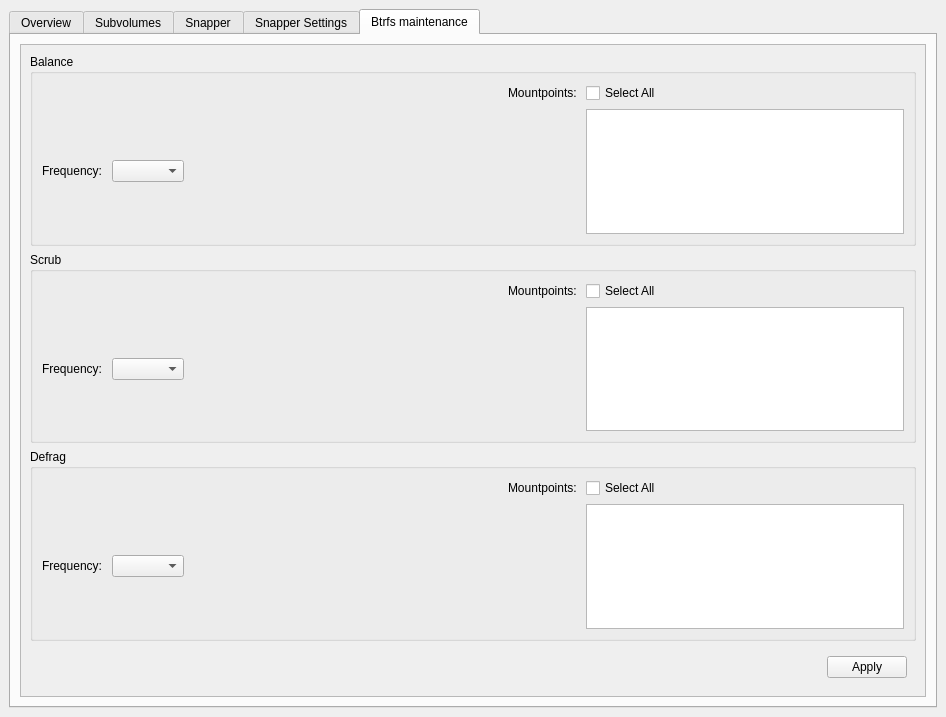
Before: the Qt Designer form src/ui/MainWindow.ui in bkmo/btrfs-assistant-bkmo, drawn with Qt 5.
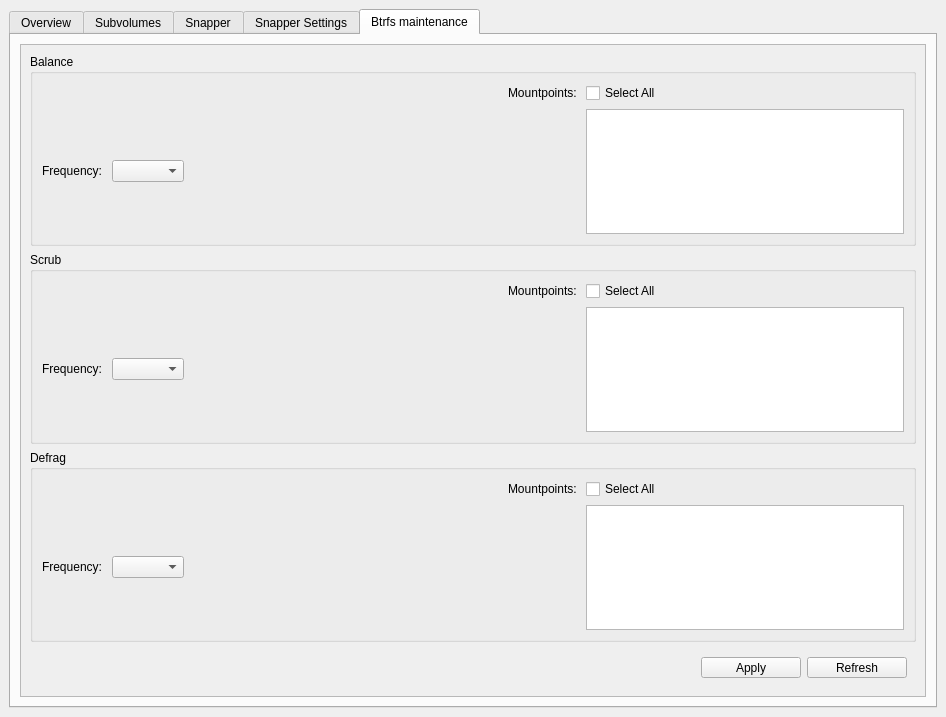
After: the same form once the commit is applied. The open tabs and pages were chosen to show the change. Icons and pictures are not drawn. Custom widgets are drawn as their Qt base class.

Commit message: Add refresh to BM tab

Diff of the .ui file:
```diff
--- a/src/ui/MainWindow.ui
+++ b/src/ui/MainWindow.ui
@@ -1583,12 +1583,45 @@
                 </spacer>
                </item>
                <item>
-                <widget class="QPushButton" name="pushButton_bmApply">
+                <widget class="QToolButton" name="toolButton_bmApply">
+                 <property name="minimumSize">
+                  <size>
+                   <width>100</width>
+                   <height>0</height>
+                  </size>
+                 </property>
                  <property name="toolTip">
                   <string>&lt;html&gt;&lt;head/&gt;&lt;body&gt;&lt;p&gt;Update Btrfs Maintenance config file and call service to load new settings.&lt;/p&gt;&lt;/body&gt;&lt;/html&gt;</string>
                  </property>
                  <property name="text">
                   <string>Apply</string>
+                 </property>
+                 <property name="icon">
+                  <iconset resource="../../icons/icons.qrc">
+                   <normaloff>:/icons/checkmark.png</normaloff>:/icons/checkmark.png</iconset>
+                 </property>
+                 <property name="toolButtonStyle">
+                  <enum>Qt::ToolButtonTextUnderIcon</enum>
+                 </property>
+                </widget>
+               </item>
+               <item>
+                <widget class="QToolButton" name="toolButton_bmRefresh">
+                 <property name="minimumSize">
+                  <size>
+                   <width>100</width>
+                   <height>0</height>
+                  </size>
+                 </property>
+                 <property name="text">
+                  <string>Refresh</string>
+                 </property>
+                 <property name="icon">
+                  <iconset resource="../../icons/icons.qrc">
+                   <normaloff>:/icons/reload.png</normaloff>:/icons/reload.png</iconset>
+                 </property>
+                 <property name="toolButtonStyle">
+                  <enum>Qt::ToolButtonTextUnderIcon</enum>
                  </property>
                 </widget>
                </item>
```
The commit also changes 4 other files.
